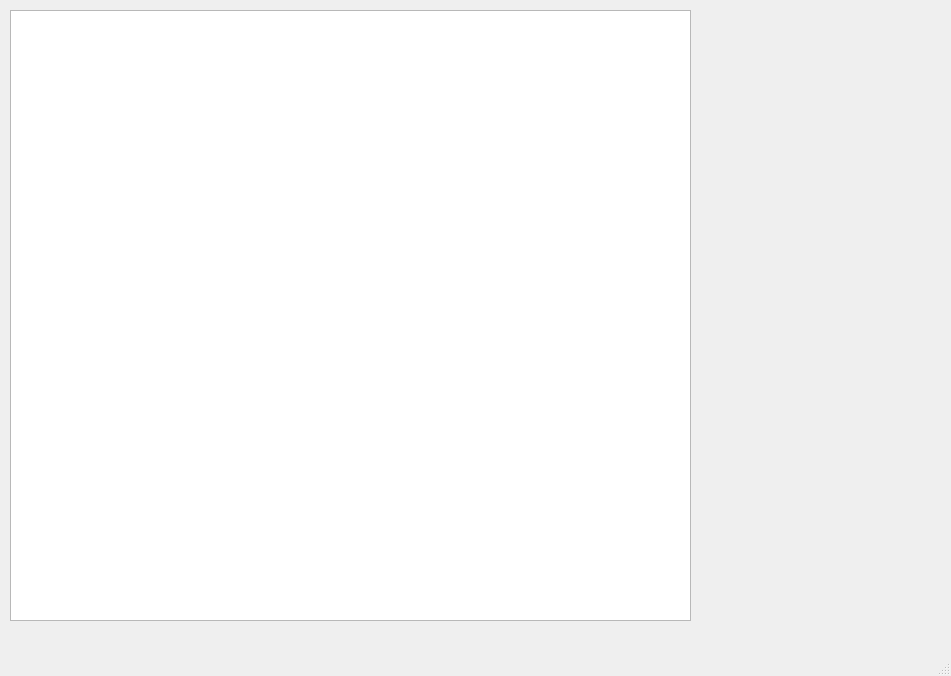
This is grid.ui in santos-eng/Sudoku as Qt 5 draws it before an edit. The edited form follows.
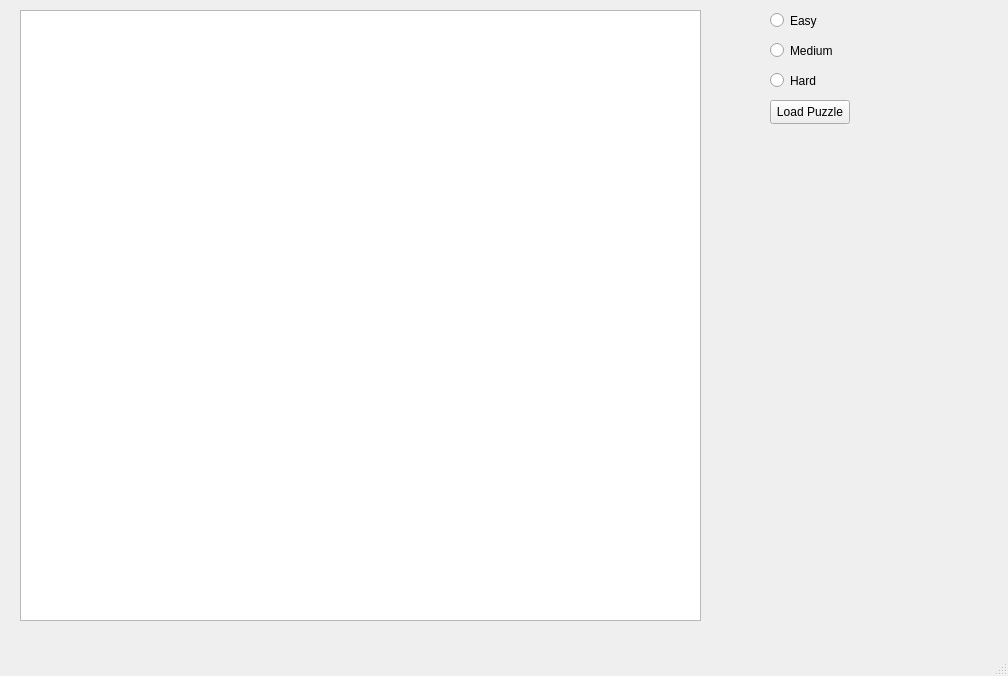
This is the edited form.

Commit message: cell colouring, font, clearing, loading puzzles

What changed in the file:
```diff
--- a/grid.ui
+++ b/grid.ui
@@ -6,7 +6,7 @@
    <rect>
     <x>0</x>
     <y>0</y>
-    <width>951</width>
+    <width>1008</width>
     <height>676</height>
    </rect>
   </property>
@@ -17,13 +17,65 @@
    <widget class="QTableView" name="tableView">
     <property name="geometry">
      <rect>
-      <x>10</x>
+      <x>20</x>
       <y>10</y>
       <width>681</width>
       <height>611</height>
      </rect>
     </property>
    </widget>
+   <widget class="QRadioButton" name="easyRadio">
+    <property name="geometry">
+     <rect>
+      <x>770</x>
+      <y>10</y>
+      <width>90</width>
+      <height>21</height>
+     </rect>
+    </property>
+    <property name="text">
+     <string>Easy</string>
+    </property>
+   </widget>
+   <widget class="QRadioButton" name="mediumRadio">
+    <property name="geometry">
+     <rect>
+      <x>770</x>
+      <y>40</y>
+      <width>90</width>
+      <height>21</height>
+     </rect>
+    </property>
+    <property name="text">
+     <string>Medium</string>
+    </property>
+   </widget>
+   <widget class="QRadioButton" name="hardRadio">
+    <property name="geometry">
+     <rect>
+      <x>770</x>
+      <y>70</y>
+      <width>90</width>
+      <height>21</height>
+     </rect>
+    </property>
+    <property name="text">
+     <string>Hard</string>
+    </property>
+   </widget>
+   <widget class="QPushButton" name="loadPuzzleBtn">
+    <property name="geometry">
+     <rect>
+      <x>770</x>
+      <y>100</y>
+      <width>80</width>
+      <height>24</height>
+     </rect>
+    </property>
+    <property name="text">
+     <string>Load Puzzle</string>
+    </property>
+   </widget>
   </widget>
   <widget class="QMenuBar" name="menubar">
    <property name="geometry">
```
Left out of the diff: 2 changed lines with no effect on the pictures. The commit also changes 8 other files.
